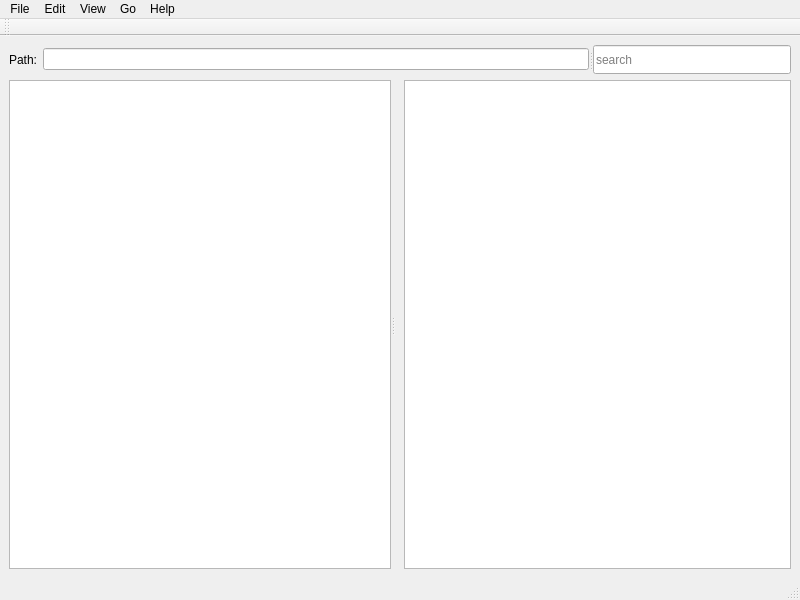
Qt form gui/Qt4Designer_files/ui_launcher.ui (NSLS-II/aphla) before a commit.
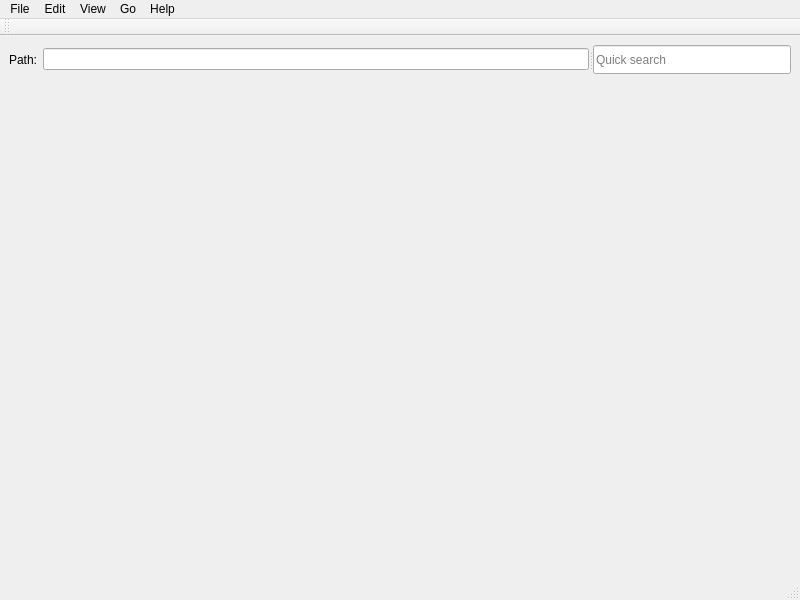
The same form after that commit. The open tabs and pages were chosen to show the change.

Commit message: launcher can now cut/copy/paste/delete/add items

What changed in the file:
```diff
--- a/gui/Qt4Designer_files/ui_launcher.ui
+++ b/gui/Qt4Designer_files/ui_launcher.ui
@@ -104,8 +104,11 @@
            <height>29</height>
           </size>
          </property>
+         <property name="text">
+          <string/>
+         </property>
          <property name="placeholderText">
-          <string>search</string>
+          <string>Quick search</string>
          </property>
         </widget>
        </widget>
@@ -115,7 +118,6 @@
         <property name="orientation">
          <enum>Qt::Horizontal</enum>
         </property>
-        <widget class="QTreeView" name="treeViewSide"/>
         <widget class="QStackedWidget" name="stackedWidgetMainPane">
          <property name="currentIndex">
           <number>1</number>
@@ -131,9 +133,6 @@
            <property name="bottomMargin">
             <number>0</number>
            </property>
-           <item row="0" column="0">
-            <widget class="QTreeView" name="treeViewMain"/>
-           </item>
           </layout>
          </widget>
          <widget class="QWidget" name="page_2">
```
Left out of the diff: 39 changed lines with no effect on the pictures. The commit also changes 4 other files.
